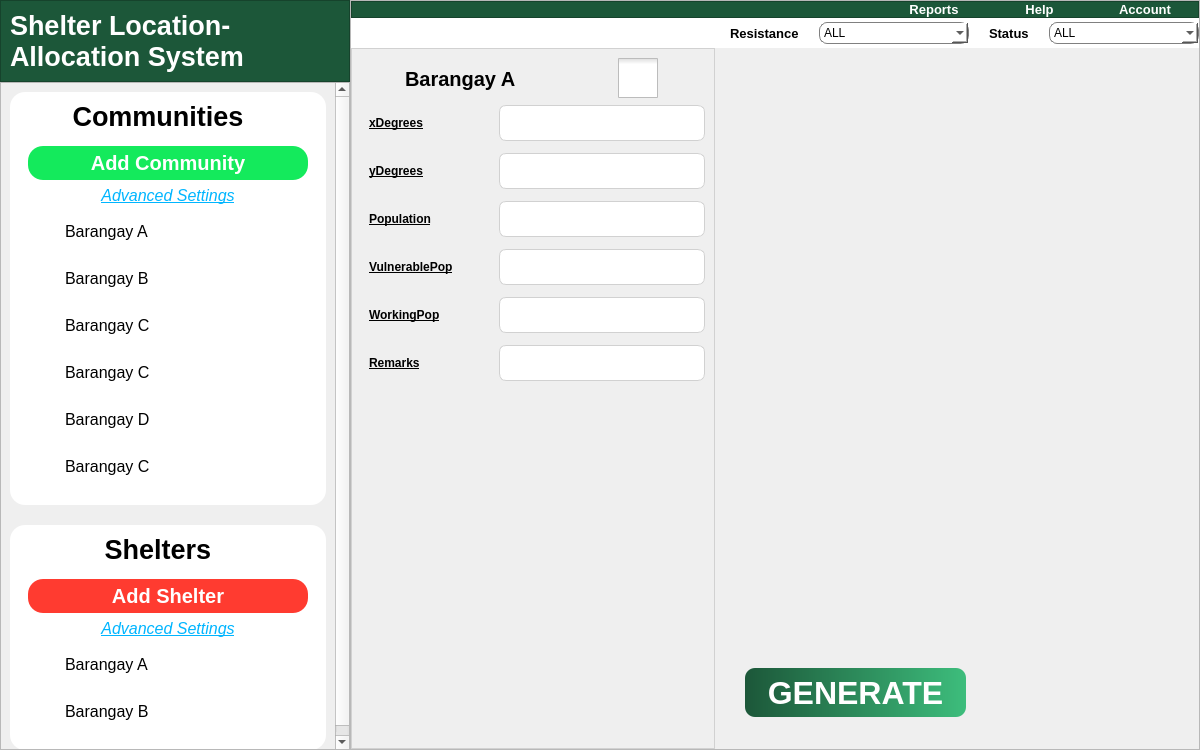
First picture: the form in FE/dashboard.ui, repository Lucianono/ShelterAlloc_Thesis, before the edit.
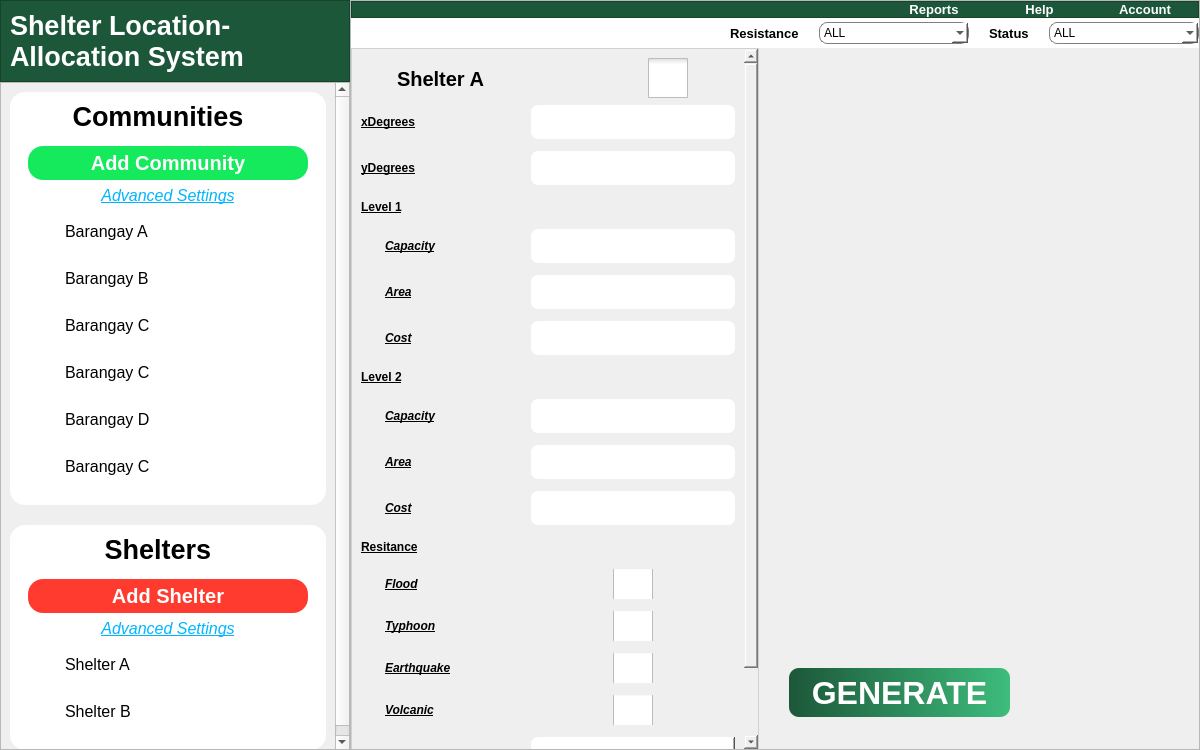
Second picture: the form after the edit. Icons and pictures are not drawn.

The edit to the form file:
```diff
--- a/FE/dashboard.ui
+++ b/FE/dashboard.ui
@@ -131,7 +131,7 @@
           <property name="geometry">
            <rect>
             <x>0</x>
-            <y>0</y>
+            <y>-56</y>
             <width>331</width>
             <height>718</height>
            </rect>
@@ -969,7 +969,7 @@
                              </font>
                             </property>
                             <property name="text">
-                             <string>Barangay A</string>
+                             <string>Shelter A</string>
                             </property>
                            </widget>
                           </item>
@@ -1049,7 +1049,7 @@
                              </font>
                             </property>
                             <property name="text">
-                             <string>Barangay B</string>
+                             <string>Shelter B</string>
                             </property>
                            </widget>
                           </item>
@@ -1421,8 +1421,14 @@
          <property name="topMargin">
           <number>0</number>
          </property>
-         <item>
-          <widget class="QScrollArea" name="scrollArea">
+         <item alignment="Qt::AlignTop">
+          <widget class="QStackedWidget" name="stackedWidget">
+           <property name="minimumSize">
+            <size>
+             <width>0</width>
+             <height>700</height>
+            </size>
+           </property>
            <property name="styleSheet">
             <string notr="true">QPlainTextEdit{
 border: 1px solid rgb(209, 209, 209);
@@ -1432,6 +1438,15 @@
 max-height:30;
 max-width:200;
 }
+QComboBox{
+border: 1px solid rgb(209, 209, 209);
+background-color: white;
+border-radius: 7;
+padding:2;
+max-height:30;
+min-height:30;
+max-width:200;
+}
 QLabel {
     font-size: 12px;
     font-family: &quot;Ms Shell Dlg 2&quot;;
@@ -1439,28 +1454,38 @@
     font-weight: bold;
     text-decoration: underline;
 }
-QScrollArea{
+QStackedWidget{
 	border: 1px solid rgb(209, 209, 209);
 }</string>
            </property>
-           <property name="widgetResizable">
-            <bool>true</bool>
+           <property name="frameShape">
+            <enum>QFrame::NoFrame</enum>
            </property>
-           <widget class="QWidget" name="scrollAreaWidgetContents">
-            <property name="geometry">
-             <rect>
-              <x>0</x>
-              <y>0</y>
-              <width>405</width>
-              <height>694</height>
-             </rect>
+           <property name="frameShadow">
+            <enum>QFrame::Plain</enum>
+           </property>
+           <property name="currentIndex">
+            <number>1</number>
+           </property>
+           <widget class="QWidget" name="page">
+            <property name="sizePolicy">
+             <sizepolicy hsizetype="Preferred" vsizetype="Maximum">
+              <horstretch>0</horstretch>
+              <verstretch>0</verstretch>
+             </sizepolicy>
             </property>
-            <layout class="QVBoxLayout" name="verticalLayout_11">
+            <property name="minimumSize">
+             <size>
+              <width>0</width>
+              <height>700</height>
+             </size>
+            </property>
+            <layout class="QVBoxLayout" name="verticalLayout_13">
              <property name="spacing">
               <number>0</number>
              </property>
              <property name="leftMargin">
-              <number>5</number>
+              <number>0</number>
              </property>
              <property name="topMargin">
               <number>0</number>
@@ -1473,10 +1498,7 @@
              </property>
              <item alignment="Qt::AlignTop">
               <widget class="QWidget" name="widget_4" native="true">
-               <layout class="QVBoxLayout" name="verticalLayout_12">
-                <property name="leftMargin">
-                 <number>12</number>
-                </property>
+               <layout class="QVBoxLayout" name="verticalLayout_14">
                 <item>
                  <layout class="QHBoxLayout" name="horizontalLayout_28">
                   <item>
@@ -1789,6 +1811,860 @@
              </item>
             </layout>
            </widget>
+           <widget class="QWidget" name="page_2">
+            <property name="sizePolicy">
+             <sizepolicy hsizetype="Preferred" vsizetype="Preferred">
+              <horstretch>0</horstretch>
+              <verstretch>0</verstretch>
+             </sizepolicy>
+            </property>
+            <property name="minimumSize">
+             <size>
+              <width>0</width>
+              <height>700</height>
+             </size>
+            </property>
+            <layout class="QVBoxLayout" name="verticalLayout_12">
+             <property name="spacing">
+              <number>0</number>
+             </property>
+             <property name="leftMargin">
+              <number>0</number>
+             </property>
+             <property name="topMargin">
+              <number>0</number>
+             </property>
+             <property name="rightMargin">
+              <number>0</number>
+             </property>
+             <property name="bottomMargin">
+              <number>0</number>
+             </property>
+             <item alignment="Qt::AlignTop">
+              <widget class="QScrollArea" name="scrollArea">
+               <property name="sizePolicy">
+                <sizepolicy hsizetype="Expanding" vsizetype="Maximum">
+                 <horstretch>0</horstretch>
+                 <verstretch>0</verstretch>
+                </sizepolicy>
+               </property>
+               <property name="minimumSize">
+                <size>
+                 <width>0</width>
+                 <height>700</height>
+                </size>
+               </property>
+               <property name="styleSheet">
+                <string notr="true">border:none;</string>
+               </property>
+               <property name="widgetResizable">
+                <bool>true</bool>
+               </property>
+               <widget class="QWidget" name="scrollAreaWidgetContents">
+                <property name="geometry">
+                 <rect>
+                  <x>0</x>
+                  <y>0</y>
+                  <width>356</width>
+                  <height>781</height>
+                 </rect>
+                </property>
+                <layout class="QVBoxLayout" name="verticalLayout_11">
+                 <item>
+                  <layout class="QHBoxLayout" name="horizontalLayout_29">
+                   <item>
+                    <widget class="QPushButton" name="pushButton_15">
+                     <property name="minimumSize">
+                      <size>
+                       <width>30</width>
+                       <height>41</height>
+                      </size>
+                     </property>
+                     <property name="maximumSize">
+                      <size>
+                       <width>25</width>
+                       <height>41</height>
+                      </size>
+                     </property>
+                     <property name="styleSheet">
+                      <string notr="true">QPushButton{
+	background-color: none;
+	border: none;
+}</string>
+                     </property>
+                     <property name="text">
+                      <string/>
+                     </property>
+                     <property name="icon">
+                      <iconset resource="resources.qrc">
+                       <normaloff>:/ICONS/462547553_520698087383761_137860076397263527_n.png</normaloff>:/ICONS/462547553_520698087383761_137860076397263527_n.png</iconset>
+                     </property>
+                     <property name="iconSize">
+                      <size>
+                       <width>41</width>
+                       <height>41</height>
+                      </size>
+                     </property>
+                    </widget>
+                   </item>
+                   <item>
+                    <widget class="QLabel" name="label_31">
+                     <property name="font">
+                      <font>
+                       <family>Ms Shell Dlg 2</family>
+                       <pointsize>-1</pointsize>
+                       <weight>75</weight>
+                       <bold>true</bold>
+                       <underline>false</underline>
+                       <strikeout>false</strikeout>
+                      </font>
+                     </property>
+                     <property name="styleSheet">
+                      <string notr="true">QLabel {
+    font-size: 20px;
+    font-family: &quot;Ms Shell Dlg 2&quot;;
+    color: #000;
+    font-weight: bold;
+    text-decoration: none;
+}</string>
+                     </property>
+                     <property name="text">
+                      <string>Shelter A</string>
+                     </property>
+                    </widget>
+                   </item>
+                   <item>
+                    <widget class="QCheckBox" name="checkBox_16">
+                     <property name="sizePolicy">
+                      <sizepolicy hsizetype="Preferred" vsizetype="Preferred">
+                       <horstretch>0</horstretch>
+                       <verstretch>0</verstretch>
+                      </sizepolicy>
+                     </property>
+                     <property name="minimumSize">
+                      <size>
+                       <width>0</width>
+                       <height>0</height>
+                      </size>
+                     </property>
+                     <property name="maximumSize">
+                      <size>
+                       <width>40</width>
+                       <height>40</height>
+                      </size>
+                     </property>
+                     <property name="styleSheet">
+                      <string notr="true">QCheckBox::indicator {
+     width: 40px;
+     height: 40px;
+}</string>
+                     </property>
+                     <property name="text">
+                      <string/>
+                     </property>
+                     <property name="iconSize">
+                      <size>
+                       <width>41</width>
+                       <height>41</height>
+                      </size>
+                     </property>
+                     <property name="checked">
+                      <bool>false</bool>
+                     </property>
+                    </widget>
+                   </item>
+                   <item>
+                    <widget class="QPushButton" name="pushButton_17">
+                     <property name="minimumSize">
+                      <size>
+                       <width>41</width>
+                       <height>41</height>
+                      </size>
+                     </property>
+                     <property name="maximumSize">
+                      <size>
+                       <width>41</width>
+                       <height>41</height>
+                      </size>
+                     </property>
+                     <property name="styleSheet">
+                      <string notr="true">QPushButton{
+	background-color: none;
+	border: none;
+}</string>
+                     </property>
+                     <property name="text">
+                      <string/>
+                     </property>
+                     <property name="icon">
+                      <iconset resource="resources.qrc">
+                       <normaloff>:/ICONS/9022869_duotone_trash.png</normaloff>:/ICONS/9022869_duotone_trash.png</iconset>
+                     </property>
+                     <property name="iconSize">
+                      <size>
+                       <width>41</width>
+                       <height>41</height>
+                      </size>
+                     </property>
+                    </widget>
+                   </item>
+                  </layout>
+                 </item>
+                 <item>
+                  <layout class="QGridLayout" name="gridLayout_2">
+                   <property name="verticalSpacing">
+                    <number>12</number>
+                   </property>
+                   <item row="1" column="0">
+                    <widget class="QLabel" name="label_32">
+                     <property name="text">
+                      <string>yDegrees</string>
+                     </property>
+                    </widget>
+                   </item>
+                   <item row="1" column="1">
+                    <spacer name="horizontalSpacer_7">
+                     <property name="orientation">
+                      <enum>Qt::Horizontal</enum>
+                     </property>
+                     <property name="sizeHint" stdset="0">
+                      <size>
+                       <width>40</width>
+                       <height>20</height>
+                      </size>
+                     </property>
+                    </spacer>
+                   </item>
+                   <item row="3" column="1">
+                    <spacer name="horizontalSpacer_8">
+                     <property name="orientation">
+                      <enum>Qt::Horizontal</enum>
+                     </property>
+                     <property name="sizeHint" stdset="0">
+                      <size>
+                       <width>40</width>
+                       <height>20</height>
+                      </size>
+                     </property>
+                    </spacer>
+                   </item>
+                   <item row="2" column="0">
+                    <widget class="QLabel" name="label_33">
+                     <property name="text">
+                      <string>Level 1</string>
+                     </property>
+                    </widget>
+                   </item>
+                   <item row="3" column="0">
+                    <widget class="QLabel" name="label_34">
+                     <property name="styleSheet">
+                      <string notr="true">font-style:italic;</string>
+                     </property>
+                     <property name="text">
+                      <string>Capacity</string>
+                     </property>
+                     <property name="indent">
+                      <number>24</number>
+                     </property>
+                    </widget>
+                   </item>
+                   <item row="2" column="1">
+                    <spacer name="horizontalSpacer_9">
+                     <property name="orientation">
+                      <enum>Qt::Horizontal</enum>
+                     </property>
+                     <property name="sizeHint" stdset="0">
+                      <size>
+                       <width>40</width>
+                       <height>20</height>
+                      </size>
+                     </property>
+                    </spacer>
+                   </item>
+                   <item row="4" column="2">
+                    <widget class="QPlainTextEdit" name="plainTextEdit_8"/>
+                   </item>
+                   <item row="4" column="0">
+                    <widget class="QLabel" name="label_35">
+                     <property name="styleSheet">
+                      <string notr="true">font-style:italic;</string>
+                     </property>
+                     <property name="text">
+                      <string>Area</string>
+                     </property>
+                     <property name="indent">
+                      <number>24</number>
+                     </property>
+                    </widget>
+                   </item>
+                   <item row="3" column="2">
+                    <widget class="QPlainTextEdit" name="plainTextEdit_9"/>
+                   </item>
+                   <item row="4" column="1">
+                    <spacer name="horizontalSpacer_10">
+                     <property name="orientation">
+                      <enum>Qt::Horizontal</enum>
+                     </property>
+                     <property name="sizeHint" stdset="0">
+                      <size>
+                       <width>40</width>
+                       <height>20</height>
+                      </size>
+                     </property>
+                    </spacer>
+                   </item>
+                   <item row="0" column="0">
+                    <widget class="QLabel" name="label_36">
+                     <property name="font">
+                      <font>
+                       <family>Ms Shell Dlg 2</family>
+                       <pointsize>-1</pointsize>
+                       <weight>75</weight>
+                       <bold>true</bold>
+                       <underline>true</underline>
+                      </font>
+                     </property>
+                     <property name="text">
+                      <string>xDegrees</string>
+                     </property>
+                    </widget>
+                   </item>
+                   <item row="0" column="1">
+                    <spacer name="horizontalSpacer_11">
+                     <property name="orientation">
+                      <enum>Qt::Horizontal</enum>
+                     </property>
+                     <property name="sizeHint" stdset="0">
+                      <size>
+                       <width>40</width>
+                       <height>20</height>
+                      </size>
+                     </property>
+                    </spacer>
+                   </item>
+                   <item row="0" column="2" alignment="Qt::AlignHCenter">
+                    <widget class="QPlainTextEdit" name="plainTextEdit_11">
+                     <property name="sizePolicy">
+                      <sizepolicy hsizetype="Preferred" vsizetype="Preferred">
+                       <horstretch>0</horstretch>
+                       <verstretch>0</verstretch>
+                      </sizepolicy>
+                     </property>
+                     <property name="maximumSize">
+                      <size>
+                       <width>204</width>
+                       <height>34</height>
+                      </size>
+                     </property>
+                    </widget>
+                   </item>
+                   <item row="5" column="0">
+                    <widget class="QLabel" name="label_37">
+                     <property name="styleSheet">
+                      <string notr="true">font-style:italic;</string>
+                     </property>
+                     <property name="text">
+                      <string>Cost</string>
+                     </property>
+                     <property name="indent">
+                      <number>24</number>
+                     </property>
+                    </widget>
+                   </item>
+                   <item row="5" column="1">
+                    <spacer name="horizontalSpacer_12">
+                     <property name="orientation">
+                      <enum>Qt::Horizontal</enum>
+                     </property>
+                     <property name="sizeHint" stdset="0">
+                      <size>
+                       <width>40</width>
+                       <height>20</height>
+                      </size>
+                     </property>
+                    </spacer>
+                   </item>
+                   <item row="5" column="2">
+                    <widget class="QPlainTextEdit" name="plainTextEdit_12"/>
+                   </item>
+                   <item row="15" column="0">
+                    <widget class="QLabel" name="label_47">
+                     <property name="text">
+                      <string>Status</string>
+                     </property>
+                    </widget>
+                   </item>
+                   <item row="16" column="1">
+                    <spacer name="horizontalSpacer_23">
+                     <property name="orientation">
+                      <enum>Qt::Horizontal</enum>
+                     </property>
+                     <property name="sizeHint" stdset="0">
+                      <size>
+                       <width>40</width>
+                       <height>20</height>
+                      </size>
+                     </property>
+                    </spacer>
+                   </item>
+                   <item row="16" column="0">
+                    <widget class="QLabel" name="label_48">
+                     <property name="text">
+                      <string>Remarks</string>
+                     </property>
+                    </widget>
+                   </item>
+                   <item row="15" column="1">
+                    <spacer name="horizontalSpacer_22">
+                     <property name="orientation">
+                      <enum>Qt::Horizontal</enum>
+                     </property>
+                     <property name="sizeHint" stdset="0">
+                      <size>
+                       <width>40</width>
+                       <height>20</height>
+                      </size>
+                     </property>
+                    </spacer>
+                   </item>
+                   <item row="1" column="2">
+                    <widget class="QPlainTextEdit" name="plainTextEdit_10"/>
+                   </item>
+                   <item row="12" column="0">
+                    <widget class="QLabel" name="label_43">
+                     <property name="styleSheet">
+                      <string notr="true">font-style:italic;</string>
+                     </property>
+                     <property name="text">
+                      <string>Typhoon</string>
+                     </property>
+                     <property name="indent">
+                      <number>24</number>
+                     </property>
+                    </widget>
+                   </item>
+                   <item row="10" column="1">
+                    <spacer name="horizontalSpacer_17">
+                     <property name="orientation">
+                      <enum>Qt::Horizontal</enum>
+                     </property>
+                     <property name="sizeHint" stdset="0">
+                      <size>
+                       <width>40</width>
+                       <height>20</height>
+                      </size>
+                     </property>
+                    </spacer>
+                   </item>
+                   <item row="6" column="0">
+                    <widget class="QLabel" name="label_38">
+                     <property name="text">
+                      <string>Level 2</string>
+                     </property>
+                    </widget>
+                   </item>
+                   <item row="9" column="1">
+                    <spacer name="horizontalSpacer_16">
+                     <property name="orientation">
+                      <enum>Qt::Horizontal</enum>
+                     </property>
+                     <property name="sizeHint" stdset="0">
+                      <size>
+                       <width>40</width>
+                       <height>20</height>
+                      </size>
+                     </property>
+                    </spacer>
+                   </item>
+                   <item row="6" column="1">
+                    <spacer name="horizontalSpacer_13">
+                     <property name="orientation">
+                      <enum>Qt::Horizontal</enum>
+                     </property>
+                     <property name="sizeHint" stdset="0">
+                      <size>
+                       <width>40</width>
+                       <height>20</height>
+                      </size>
+                     </property>
+                    </spacer>
+                   </item>
+                   <item row="8" column="1">
+                    <spacer name="horizontalSpacer_14">
+                     <property name="orientation">
+                      <enum>Qt::Horizontal</enum>
+                     </property>
+                     <property name="sizeHint" stdset="0">
+                      <size>
+                       <width>40</width>
+                       <height>20</height>
+                      </size>
+                     </property>
+                    </spacer>
+                   </item>
+                   <item row="7" column="0">
+                    <widget class="QLabel" name="label_39">
+                     <property name="styleSheet">
+                      <string notr="true">font-style:italic;</string>
+                     </property>
+                     <property name="text">
+                      <string>Capacity</string>
+                     </property>
+                     <property name="indent">
+                      <number>24</number>
+                     </property>
+                    </widget>
+                   </item>
+                   <item row="7" column="2">
+                    <widget class="QPlainTextEdit" name="plainTextEdit_15"/>
+                   </item>
+                   <item row="8" column="2">
+                    <widget class="QPlainTextEdit" name="plainTextEdit_13"/>
+                   </item>
+                   <item row="9" column="2">
+                    <widget class="QPlainTextEdit" name="plainTextEdit_14"/>
+                   </item>
+                   <item row="8" column="0">
+                    <widget class="QLabel" name="label_40">
+                     <property name="styleSheet">
+                      <string notr="true">font-style:italic;</string>
+                     </property>
+                     <property name="text">
+                      <string>Area</string>
+                     </property>
+                     <property name="indent">
+                      <number>24</number>
+                     </property>
+                    </widget>
+                   </item>
+                   <item row="9" column="0">
+                    <widget class="QLabel" name="label_41">
+                     <property name="styleSheet">
+                      <string notr="true">font-style:italic;</string>
+                     </property>
+                     <property name="text">
+                      <string>Cost</string>
+                     </property>
+                     <property name="indent">
+                      <number>24</number>
+                     </property>
+                    </widget>
+                   </item>
+                   <item row="7" column="1">
+                    <spacer name="horizontalSpacer_15">
+                     <property name="orientation">
+                      <enum>Qt::Horizontal</enum>
+                     </property>
+                     <property name="sizeHint" stdset="0">
+                      <size>
+                       <width>40</width>
+                       <height>20</height>
+                      </size>
+                     </property>
+                    </spacer>
+                   </item>
+                   <item row="10" column="0">
+                    <widget class="QLabel" name="label_42">
+                     <property name="text">
+                      <string>Resitance</string>
+                     </property>
+                    </widget>
+                   </item>
+                   <item row="11" column="2" alignment="Qt::AlignHCenter">
+                    <widget class="QCheckBox" name="checkBox_17">
+                     <property name="sizePolicy">
+                      <sizepolicy hsizetype="Preferred" vsizetype="Preferred">
+                       <horstretch>0</horstretch>
+                       <verstretch>0</verstretch>
+                      </sizepolicy>
+                     </property>
+                     <property name="minimumSize">
+                      <size>
+                       <width>0</width>
+                       <height>0</height>
+                      </size>
+                     </property>
+                     <property name="maximumSize">
+                      <size>
+                       <width>40</width>
+                       <height>30</height>
+                      </size>
+                     </property>
+                     <property name="styleSheet">
+                      <string notr="true">QCheckBox::indicator {
+     width: 40px;
+     height: 40px;
+}</string>
+                     </property>
+                     <property name="text">
+                      <string/>
+                     </property>
+                     <property name="iconSize">
+                      <size>
+                       <width>41</width>
+                       <height>41</height>
+                      </size>
+                     </property>
+                     <property name="checked">
+                      <bool>false</bool>
+                     </property>
+                    </widget>
+                   </item>
+                   <item row="14" column="2" alignment="Qt::AlignHCenter">
+                    <widget class="QCheckBox" name="checkBox_20">
+                     <property name="sizePolicy">
+                      <sizepolicy hsizetype="Preferred" vsizetype="Preferred">
+                       <horstretch>0</horstretch>
+                       <verstretch>0</verstretch>
+                      </sizepolicy>
+                     </property>
+                     <property name="minimumSize">
+                      <size>
+                       <width>0</width>
+                       <height>0</height>
+                      </size>
+                     </property>
+                     <property name="maximumSize">
+                      <size>
+                       <width>40</width>
+                       <height>30</height>
+                      </size>
+                     </property>
+                     <property name="styleSheet">
+                      <string notr="true">QCheckBox::indicator {
+     width: 40px;
+     height: 40px;
+}</string>
+                     </property>
+                     <property name="text">
+                      <string/>
+                     </property>
+                     <property name="iconSize">
+                      <size>
+                       <width>41</width>
+                       <height>41</height>
+                      </size>
+                     </property>
+                     <property name="checked">
+                      <bool>false</bool>
+                     </property>
+                    </widget>
+                   </item>
+                   <item row="11" column="0">
+                    <widget class="QLabel" name="label_44">
+                     <property name="styleSheet">
+                      <string notr="true">font-style:italic;</string>
+                     </property>
+                     <property name="text">
+                      <string>Flood</string>
+                     </property>
+                     <property name="indent">
+                      <number>24</number>
+                     </property>
+                    </widget>
+                   </item>
+                   <item row="13" column="0">
+                    <widget class="QLabel" name="label_45">
+                     <property name="styleSheet">
+                      <string notr="true">font-style:italic;</string>
+                     </property>
+                     <property name="text">
+                      <string>Earthquake</string>
+                     </property>
+                     <property name="indent">
+                      <number>24</number>
+                     </property>
+                    </widget>
+                   </item>
+                   <item row="14" column="0">
+                    <widget class="QLabel" name="label_46">
+                     <property name="styleSheet">
+                      <string notr="true">font-style:italic;</string>
+                     </property>
+                     <property name="text">
+                      <string>Volcanic</string>
+                     </property>
+                     <property name="indent">
+                      <number>24</number>
+                     </property>
+                    </widget>
+                   </item>
+                   <item row="13" column="2" alignment="Qt::AlignHCenter">
+                    <widget class="QCheckBox" name="checkBox_18">
+                     <property name="sizePolicy">
+                      <sizepolicy hsizetype="Preferred" vsizetype="Preferred">
+                       <horstretch>0</horstretch>
+                       <verstretch>0</verstretch>
+                      </sizepolicy>
+                     </property>
+                     <property name="minimumSize">
+                      <size>
+                       <width>0</width>
+                       <height>0</height>
+                      </size>
+                     </property>
+                     <property name="maximumSize">
+                      <size>
+                       <width>40</width>
+                       <height>30</height>
+                      </size>
+                     </property>
+                     <property name="styleSheet">
+                      <string notr="true">QCheckBox::indicator {
+     width: 40px;
+     height: 40px;
+}</string>
+                     </property>
+                     <property name="text">
+                      <string/>
+                     </property>
+                     <property name="iconSize">
+                      <size>
+                       <width>41</width>
+                       <height>41</height>
+                      </size>
+                     </property>
+                     <property name="checked">
+                      <bool>false</bool>
+                     </property>
+                    </widget>
+                   </item>
+                   <item row="13" column="1">
+                    <spacer name="horizontalSpacer_20">
+                     <property name="orientation">
+                      <enum>Qt::Horizontal</enum>
+                     </property>
+                     <property name="sizeHint" stdset="0">
+                      <size>
+                       <width>40</width>
+                       <height>20</height>
+                      </size>
+                     </property>
+                    </spacer>
+                   </item>
+                   <item row="12" column="1">
+                    <spacer name="horizontalSpacer_21">
+                     <property name="orientation">
+                      <enum>Qt::Horizontal</enum>
+                     </property>
+                     <property name="sizeHint" stdset="0">
+                      <size>
+                       <width>40</width>
+                       <height>20</height>
+                      </size>
+                     </property>
+                    </spacer>
+                   </item>
+                   <item row="14" column="1">
+                    <spacer name="horizontalSpacer_19">
+                     <property name="orientation">
+                      <enum>Qt::Horizontal</enum>
+                     </property>
+                     <property name="sizeHint" stdset="0">
+                      <size>
+                       <width>40</width>
+                       <height>20</height>
+                      </size>
+                     </property>
+                    </spacer>
+                   </item>
+                   <item row="11" column="1">
+                    <spacer name="horizontalSpacer_18">
+                     <property name="orientation">
+                      <enum>Qt::Horizontal</enum>
+                     </property>
+                     <property name="sizeHint" stdset="0">
+                      <size>
+                       <width>40</width>
+                       <height>20</height>
+                      </size>
+                     </property>
+                    </spacer>
+                   </item>
+                   <item row="12" column="2" alignment="Qt::AlignHCenter">
+                    <widget class="QCheckBox" name="checkBox_19">
+                     <property name="sizePolicy">
+                      <sizepolicy hsizetype="Preferred" vsizetype="Preferred">
+                       <horstretch>0</horstretch>
+                       <verstretch>0</verstretch>
+                      </sizepolicy>
+                     </property>
+                     <property name="minimumSize">
+                      <size>
+                       <width>0</width>
+                       <height>0</height>
+                      </size>
+                     </property>
+                     <property name="maximumSize">
+                      <size>
+                       <width>40</width>
+                       <height>30</height>
+                      </size>
+                     </property>
+                     <property name="styleSheet">
+                      <string notr="true">QCheckBox::indicator {
+     width: 40px;
+     height: 40px;
+}</string>
+                     </property>
+                     <property name="text">
+                      <string/>
+                     </property>
+                     <property name="iconSize">
+                      <size>
+                       <width>41</width>
+                       <height>41</height>
+                      </size>
+                     </property>
+                     <property name="checked">
+                      <bool>false</bool>
+                     </property>
+                    </widget>
+                   </item>
+                   <item row="16" column="2">
+                    <widget class="QPlainTextEdit" name="plainTextEdit_17"/>
+                   </item>
+                   <item row="15" column="2">
+                    <widget class="QComboBox" name="status_comboBox_2">
+                     <property name="minimumSize">
+                      <size>
+                       <width>150</width>
+                       <height>34</height>
+                      </size>
+                     </property>
+                     <property name="styleSheet">
+                      <string notr="true"/>
+                     </property>
+                     <item>
+                      <property name="text">
+                       <string>Built</string>
+                      </property>
+                     </item>
+                     <item>
+                      <property name="text">
+                       <string>Partially Built</string>
+                      </property>
+                     </item>
+                     <item>
+                      <property name="text">
+                       <string>Damaged</string>
+                      </property>
+                     </item>
+                     <item>
+                      <property name="text">
+                       <string>Empty Lot</string>
+                      </property>
+                     </item>
+                    </widget>
+                   </item>
+                  </layout>
+                 </item>
+                </layout>
+               </widget>
+              </widget>
+             </item>
+            </layout>
+           </widget>
           </widget>
          </item>
          <item>
```
Left out of the diff: 16 changed lines with no effect on the pictures.
